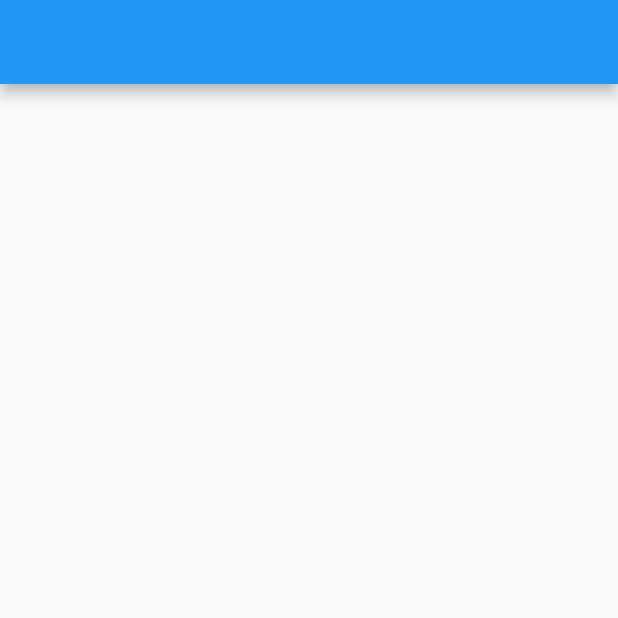
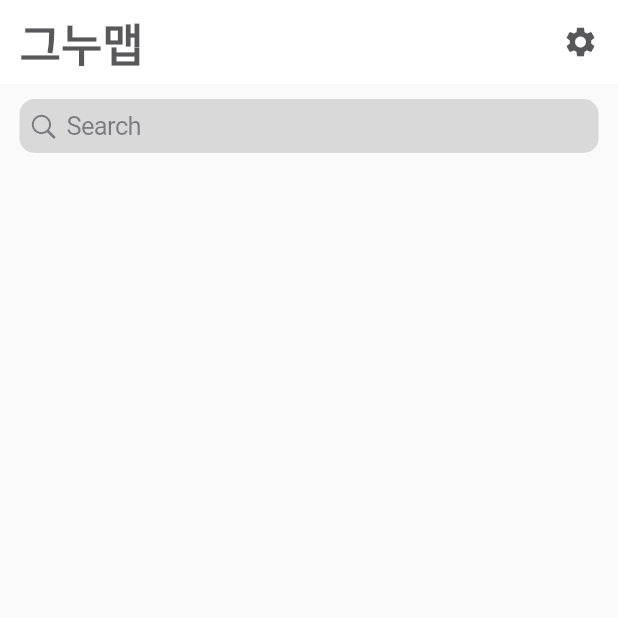
Before and after one commit to Soyuly/GNUMAP-front, a Flutter app: the screen it shows after launch, on a phone screen of 412 x 824 dp, the top half of it. Run offline on Flutter 3.47's test engine with Material 2 defaults, Android fonts, the phone set to English and light mode, and no system bars; Roboto replaces fonts that are missing (AppleSDGothicNeo).

Commit message:
main 페이지 조금

```diff
--- a/lib/main.dart
+++ b/lib/main.dart
@@ -1,4 +1,5 @@
 import 'package:flutter/material.dart';
+import 'package:gnumap/mainpage.dart';
 
 void main() {
   runApp(const MyApp());
@@ -15,12 +16,7 @@ class MyApp extends StatefulWidget {
 class _MyAppState extends State<MyApp> {
   @override
   Widget build(BuildContext context) {
-    return MaterialApp(
-      home: Scaffold(
-        appBar: AppBar(),
-        body: Container(),
-        bottomNavigationBar: BottomAppBar(),
-      ),
-    );
+    return const MaterialApp(
+      home: MainPage());
   }
 }
--- /dev/null
+++ b/lib/mainpage.dart
@@ -0,0 +1,50 @@
+import 'package:flutter/material.dart';
+import 'package:flutter/cupertino.dart';
+
+class MainPage extends StatefulWidget {
+  const MainPage({Key? key}) : super(key: key);
+
+  @override
+  State<MainPage> createState() => _MainPageState();
+}
+
+class _MainPageState extends State<MainPage> {
+  @override
+  Widget build(BuildContext context) {
+    return Scaffold(
+      appBar: AppBar(
+        titleSpacing: 0,
+        title: Container(
+
+          margin: const EdgeInsets.fromLTRB(13, 0, 13, 0),
+          child: Row(
+            mainAxisAlignment: MainAxisAlignment.spaceBetween,
+            children: const [
+              Text('그누맵',
+                  style: TextStyle(
+                    fontSize: 30,
+                    color: Color.fromRGBO(13, 13, 16, 0.69),
+                    fontFamily: 'AppleSDGothicNeo',
+                    fontWeight: FontWeight.bold,
+                  )),
+              Icon(
+                  Icons.settings,
+                  color : Color.fromRGBO(13, 13, 16, 0.69))
+            ],
+          ),
+        ),
+        backgroundColor: Colors.white,
+        elevation: 0,
+
+      ),
+      body: Container(
+        margin: const EdgeInsets.fromLTRB(13, 10, 13, 0),
+        child: CupertinoSearchTextField(decoration: BoxDecoration(
+          color: Color.fromRGBO(188, 188, 188, 0.54),
+            borderRadius: BorderRadius.circular(10)
+        ),),
+      ),
+      bottomNavigationBar: BottomAppBar(),
+    );
+  }
+}
```
Also changed, not shown: pubspec.yaml (+8 -12 lines).
